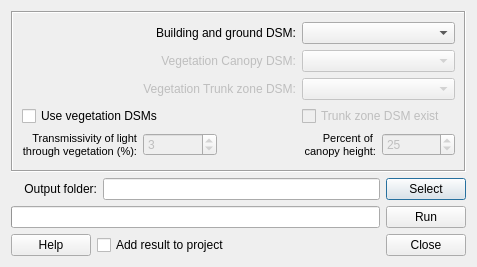
Qt form SkyViewFactorCalculator/svf_calculator_dialog_base.ui (UMEP-dev/UMEP) before a commit.
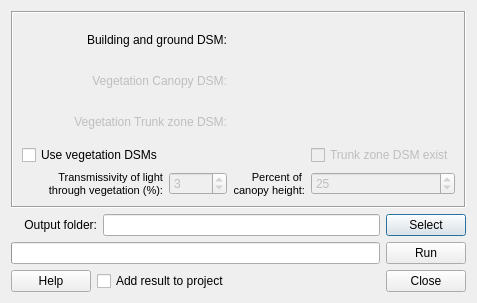
The same form after that commit.

Patch:
```diff
--- a/SkyViewFactorCalculator/svf_calculator_dialog_base.ui
+++ b/SkyViewFactorCalculator/svf_calculator_dialog_base.ui
@@ -10,7 +10,7 @@
     <x>0</x>
     <y>0</y>
     <width>477</width>
-    <height>267</height>
+    <height>303</height>
    </rect>
   </property>
   <property name="windowTitle">
@@ -26,27 +26,21 @@
       <enum>QFrame::Sunken</enum>
      </property>
      <layout class="QGridLayout" name="gridLayout">
-      <item row="0" column="0" colspan="3">
-       <widget class="QLabel" name="label">
-        <property name="text">
-         <string>Building and ground DSM:</string>
+      <item row="0" column="2" colspan="2">
+       <widget class="QWidget" name="widget_dsm" native="true">
+        <property name="minimumSize">
+         <size>
+          <width>175</width>
+          <height>30</height>
+         </size>
         </property>
-        <property name="alignment">
-         <set>Qt::AlignRight|Qt::AlignTrailing|Qt::AlignVCenter</set>
+        <property name="layoutDirection">
+         <enum>Qt::LeftToRight</enum>
         </property>
+        <layout class="QGridLayout" name="gridLayout_3"/>
        </widget>
       </item>
-      <item row="0" column="3" colspan="2">
-       <widget class="QComboBox" name="comboBox_dsm">
-        <property name="enabled">
-         <bool>true</bool>
-        </property>
-        <property name="toolTip">
-         <string>	A DSM consisting of ground and building heights.</string>
-        </property>
-       </widget>
-      </item>
-      <item row="1" column="0" colspan="3">
+      <item row="1" column="0" colspan="2">
        <widget class="QLabel" name="label_2">
         <property name="enabled">
          <bool>false</bool>
@@ -59,17 +53,24 @@
         </property>
        </widget>
       </item>
-      <item row="1" column="3" colspan="2">
-       <widget class="QComboBox" name="comboBox_vegdsm">
+      <item row="1" column="2" colspan="2">
+       <widget class="QWidget" name="widget_vegdsm" native="true">
         <property name="enabled">
          <bool>false</bool>
         </property>
-        <property name="toolTip">
-         <string>A DSM consisting of pixels with vegetation heights above ground. Pixels where no vegetation is present should be set to zero.</string>
+        <property name="minimumSize">
+         <size>
+          <width>175</width>
+          <height>30</height>
+         </size>
         </property>
+        <property name="layoutDirection">
+         <enum>Qt::LeftToRight</enum>
+        </property>
+        <layout class="QGridLayout" name="gridLayout_4"/>
        </widget>
       </item>
-      <item row="2" column="0" colspan="3">
+      <item row="2" column="0" colspan="2">
        <widget class="QLabel" name="label_3">
         <property name="enabled">
          <bool>false</bool>
@@ -82,17 +83,24 @@
         </property>
        </widget>
       </item>
-      <item row="2" column="3" colspan="2">
-       <widget class="QComboBox" name="comboBox_vegdsm2">
+      <item row="2" column="2" colspan="2">
+       <widget class="QWidget" name="widget_vegdsm2" native="true">
         <property name="enabled">
          <bool>false</bool>
         </property>
-        <property name="toolTip">
-         <string>A DSM consisting of pixels with vegetation trunk zone heights above ground. Pixels where no vegetation is present should be set to zero.</string>
+        <property name="minimumSize">
+         <size>
+          <width>175</width>
+          <height>30</height>
+         </size>
         </property>
+        <property name="layoutDirection">
+         <enum>Qt::LeftToRight</enum>
+        </property>
+        <layout class="QGridLayout" name="gridLayout_5"/>
        </widget>
       </item>
-      <item row="3" column="0" colspan="3">
+      <item row="3" column="0">
        <widget class="QCheckBox" name="checkBoxUseVeg">
         <property name="enabled">
          <bool>true</bool>
@@ -105,7 +113,7 @@
         </property>
        </widget>
       </item>
-      <item row="3" column="3" colspan="2">
+      <item row="3" column="3">
        <widget class="QCheckBox" name="checkBoxTrunkExist">
         <property name="enabled">
          <bool>false</bool>
@@ -143,7 +151,7 @@
         </property>
        </widget>
       </item>
-      <item row="4" column="2" colspan="2">
+      <item row="4" column="2">
        <widget class="QLabel" name="label_5">
         <property name="text">
          <string>&lt;!DOCTYPE HTML PUBLIC &quot;-//W3C//DTD HTML 4.0//EN&quot; &quot;http://www.w3.org/TR/REC-html40/strict.dtd&quot;&gt;
@@ -158,7 +166,7 @@
         </property>
        </widget>
       </item>
-      <item row="4" column="4">
+      <item row="4" column="3">
        <widget class="QSpinBox" name="spinBoxTrunkHeight">
         <property name="enabled">
          <bool>false</bool>
@@ -168,6 +176,16 @@
         </property>
        </widget>
       </item>
+      <item row="0" column="0" colspan="2">
+       <widget class="QLabel" name="label">
+        <property name="text">
+         <string>Building and ground DSM:</string>
+        </property>
+        <property name="alignment">
+         <set>Qt::AlignRight|Qt::AlignTrailing|Qt::AlignVCenter</set>
+        </property>
+       </widget>
+      </item>
      </layout>
     </widget>
    </item>
```
Left out of the diff: 122 changed lines with no effect on the pictures.
